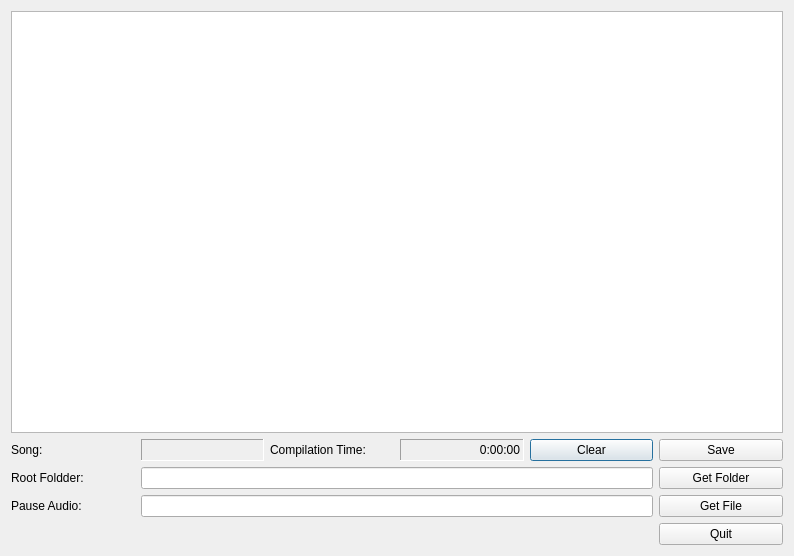
First picture: the form in filedropper.ui, repository Jo2003/FiioFileDropper, before the edit.
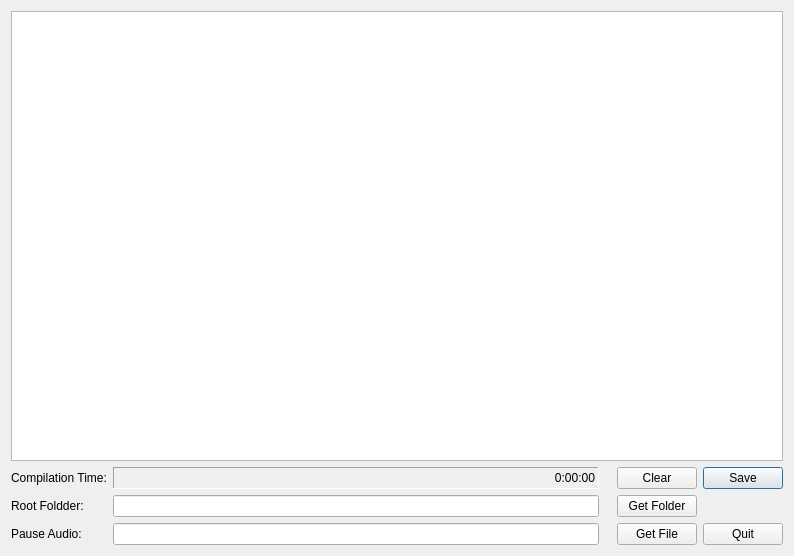
Second picture: the form after the edit. Custom widgets are drawn as their Qt base class.

The edit to the form file:
```diff
--- a/filedropper.ui
+++ b/filedropper.ui
@@ -15,60 +15,10 @@
   </property>
   <layout class="QGridLayout" name="gridLayout">
    <item row="0" column="0" colspan="6">
-    <widget class="QFileDropBrowser" name="textBrowser">
-     <property name="readOnly">
+    <widget class="QTreeView" name="treeView">
+     <attribute name="headerVisible">
       <bool>true</bool>
-     </property>
-    </widget>
-   </item>
-   <item row="1" column="0">
-    <widget class="QLabel" name="label_4">
-     <property name="text">
-      <string>Song:</string>
-     </property>
-    </widget>
-   </item>
-   <item row="1" column="1">
-    <widget class="QLabel" name="labSong">
-     <property name="frameShape">
-      <enum>QFrame::Panel</enum>
-     </property>
-     <property name="frameShadow">
-      <enum>QFrame::Sunken</enum>
-     </property>
-     <property name="text">
-      <string/>
-     </property>
-    </widget>
-   </item>
-   <item row="1" column="2">
-    <widget class="QLabel" name="label_3">
-     <property name="text">
-      <string>Compilation Time:</string>
-     </property>
-    </widget>
-   </item>
-   <item row="1" column="3">
-    <widget class="QLabel" name="labLength">
-     <property name="frameShape">
-      <enum>QFrame::Panel</enum>
-     </property>
-     <property name="frameShadow">
-      <enum>QFrame::Sunken</enum>
-     </property>
-     <property name="text">
-      <string>0:00:00</string>
-     </property>
-     <property name="alignment">
-      <set>Qt::AlignRight|Qt::AlignTrailing|Qt::AlignVCenter</set>
-     </property>
-    </widget>
-   </item>
-   <item row="1" column="4">
-    <widget class="QPushButton" name="pushClear">
-     <property name="text">
-      <string>Clear</string>
-     </property>
+     </attribute>
     </widget>
    </item>
    <item row="1" column="5">
@@ -78,6 +28,13 @@
      </property>
     </widget>
    </item>
+   <item row="3" column="5">
+    <widget class="QPushButton" name="pushButton_2">
+     <property name="text">
+      <string>Quit</string>
+     </property>
+    </widget>
+   </item>
    <item row="2" column="0">
     <widget class="QLabel" name="label_2">
      <property name="text">
@@ -85,13 +42,13 @@
      </property>
     </widget>
    </item>
-   <item row="2" column="1" colspan="4">
-    <widget class="QLineEdit" name="lineRoot"/>
+   <item row="3" column="1">
+    <widget class="QLineEdit" name="linePauseAudio"/>
    </item>
-   <item row="2" column="5">
-    <widget class="QPushButton" name="pushRoot">
+   <item row="1" column="0">
+    <widget class="QLabel" name="label_3">
      <property name="text">
-      <string>Get Folder</string>
+      <string>Compilation Time:</string>
      </property>
     </widget>
    </item>
@@ -102,33 +59,49 @@
      </property>
     </widget>
    </item>
-   <item row="3" column="1" colspan="4">
-    <widget class="QLineEdit" name="linePauseAudio"/>
+   <item row="2" column="4">
+    <widget class="QPushButton" name="pushRoot">
+     <property name="text">
+      <string>Get Folder</string>
+     </property>
+    </widget>
    </item>
-   <item row="3" column="5">
+   <item row="1" column="1">
+    <widget class="QLabel" name="labLength">
+     <property name="frameShape">
+      <enum>QFrame::Panel</enum>
+     </property>
+     <property name="frameShadow">
+      <enum>QFrame::Sunken</enum>
+     </property>
+     <property name="text">
+      <string>0:00:00</string>
+     </property>
+     <property name="alignment">
+      <set>Qt::AlignRight|Qt::AlignTrailing|Qt::AlignVCenter</set>
+     </property>
+    </widget>
+   </item>
+   <item row="3" column="4">
     <widget class="QPushButton" name="pushPause">
      <property name="text">
       <string>Get File</string>
      </property>
     </widget>
    </item>
-   <item row="4" column="5">
-    <widget class="QPushButton" name="pushButton_2">
+   <item row="2" column="1">
+    <widget class="QLineEdit" name="lineRoot"/>
+   </item>
+   <item row="1" column="4">
+    <widget class="QPushButton" name="pushClear">
      <property name="text">
-      <string>Quit</string>
+      <string>Clear</string>
      </property>
     </widget>
    </item>
   </layout>
  </widget>
  <layoutdefault spacing="6" margin="11"/>
- <customwidgets>
-  <customwidget>
-   <class>QFileDropBrowser</class>
-   <extends>QTextBrowser</extends>
-   <header>qfiledropbrowser.h</header>
-  </customwidget>
- </customwidgets>
  <resources/>
  <connections>
   <connection>
```
